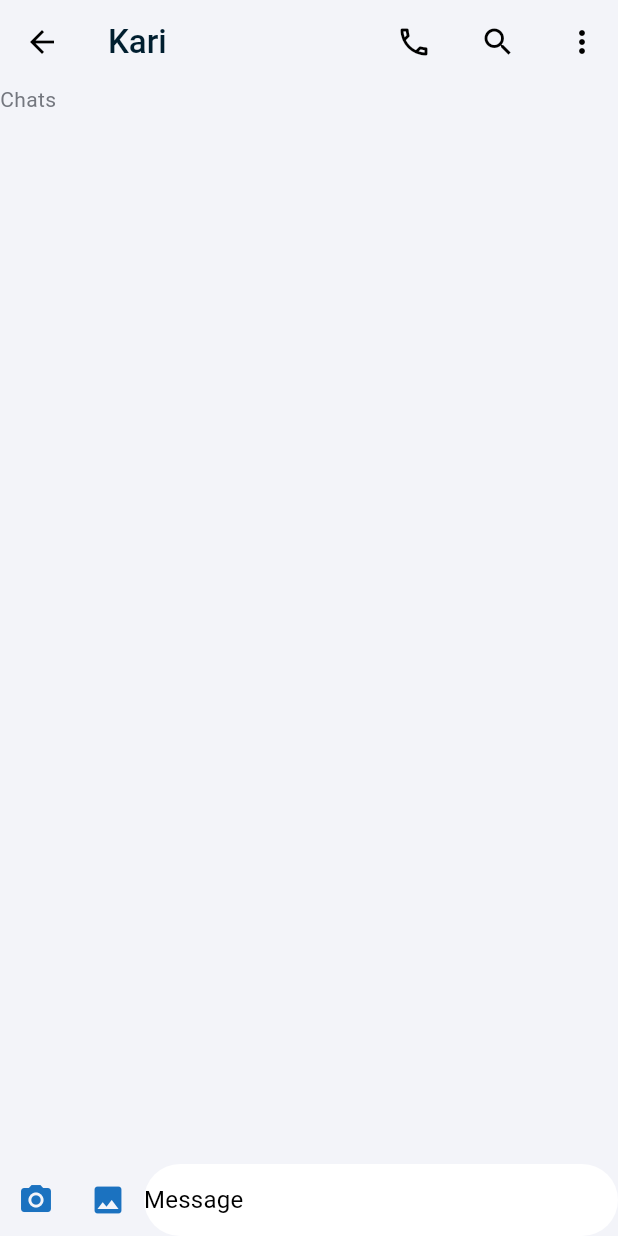
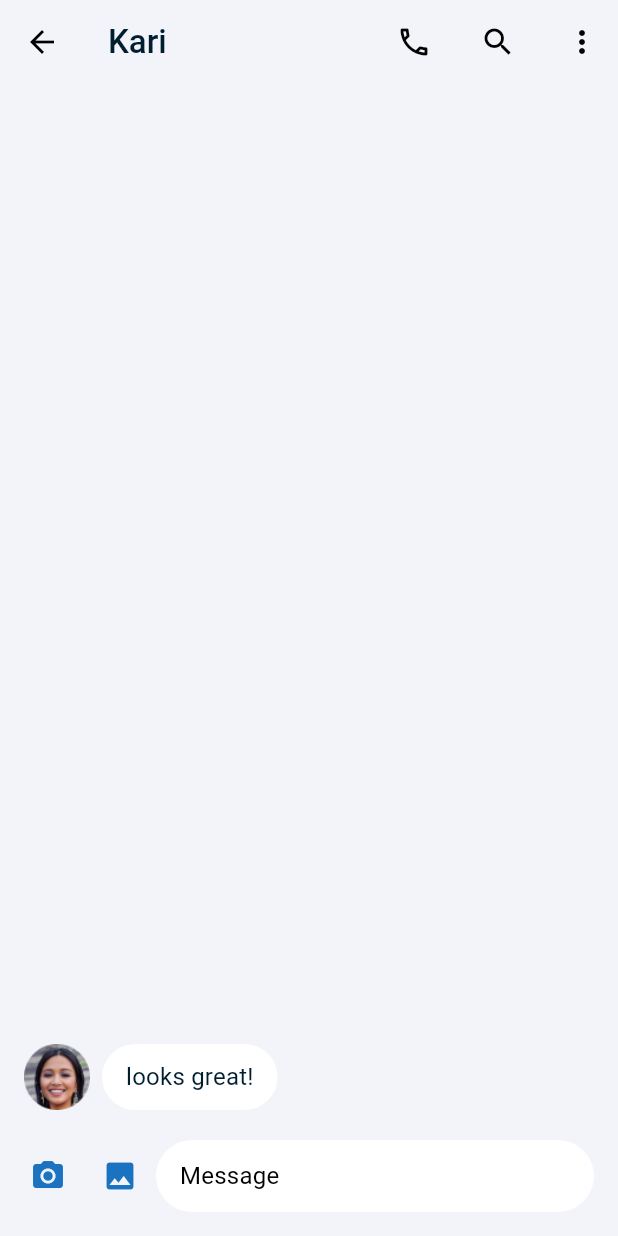
Before and after one commit to samuelBaz/message_app, a Flutter app: the screen it shows after launch, after a tap on "Kari", on a phone screen of 412 x 824 dp. Run offline on Flutter 3.47's test engine with Material 3 defaults, Android fonts, the phone set to English and light mode, and no system bars.

Commit message:
chats fisnished

```diff
--- a/lib/main.dart
+++ b/lib/main.dart
@@ -23,7 +23,8 @@ class MyApp extends StatelessWidget {
             onPrimaryContainer: Color(0xff001C38),
             surface: Color(0xffF3F4F9),
             surfaceVariant: Color(0xffEFF1F8),
-            background: Color(0xffFCFCFF)),
+            background: Color(0xffFCFCFF),
+            secondary: Color(0xff001E2F)),
         textTheme: const TextTheme(
             bodyLarge: TextStyle(
               fontFamily: "Roboto",
@@ -61,7 +62,8 @@ class MyApp extends StatelessWidget {
             onPrimaryContainer: Color(0xffD7E2FF),
             surface: Color(0xff13232C),
             surfaceVariant: Color(0xff1E2A32),
-            background: Color(0xff0E181E)),
+            background: Color(0xff0E181E),
+            secondary: Color(0xffE0F1FF)),
         useMaterial3: true,
       ),
       home: const MyHomePage(title: 'Flutter Demo Home Page'),
--- a/lib/models/ChatModel.dart
+++ b/lib/models/ChatModel.dart
@@ -2,9 +2,12 @@ import 'package:message_app/models/MessageModel.dart';
 
 class ChatModel {
   String name;
+  String phone;
   MessageModel lastMessage;
   String avatar;
   int noRead;
+  List<MessageModel> messages;
 
-  ChatModel(this.name, this.lastMessage, this.avatar, this.noRead);
+  ChatModel(this.name, this.phone, this.lastMessage, this.avatar, this.noRead,
+      this.messages);
 }
--- a/lib/models/MessageModel.dart
+++ b/lib/models/MessageModel.dart
@@ -1,5 +1,6 @@
 class MessageModel {
+  bool send;
   String message;
   String date;
-  MessageModel(this.message, this.date);
+  MessageModel(this.message, this.date, this.send);
 }
--- a/lib/screens/chat_screen.dart
+++ b/lib/screens/chat_screen.dart
@@ -1,5 +1,9 @@
 import 'package:flutter/material.dart';
 import 'package:message_app/models/ChatModel.dart';
+import 'package:message_app/models/MessageModel.dart';
+import 'package:message_app/screens/profile_screen.dart';
+import 'package:message_app/widgets/message_received.dart';
+import 'package:message_app/widgets/message_send.dart';
 
 class ChatScreen extends StatefulWidget {
   final ChatModel chat;
@@ -24,9 +28,18 @@ class _ChatScreenState extends State<ChatScreen> {
             backgroundColor: isDarkMode
                 ? theme.colorScheme.background
                 : theme.colorScheme.surface,
-            title: Text(
-              widget.chat.name,
-              style: theme.textTheme.titleLarge,
+            title: InkWell(
+              onTap: () => {
+                Navigator.push(
+                    context,
+                    MaterialPageRoute(
+                      builder: (context) => ProfileScreen(chat: widget.chat),
+                    ))
+              },
+              child: Text(
+                widget.chat.name,
+                style: theme.textTheme.titleLarge,
+              ),
             ),
             actions: [
               IconButton(
@@ -50,14 +63,21 @@ class _ChatScreenState extends State<ChatScreen> {
           children: [
             Expanded(
               child: SizedBox.expand(
-                child: ListView(
-                  children: [
-                    Text("Chats"),
-                  ],
-                ),
-              ),
+                  child: ListView.builder(
+                padding: EdgeInsets.symmetric(horizontal: 16),
+                reverse: true,
+                itemBuilder: (context, index) {
+                  MessageModel messageModel = widget.chat.messages[index];
+                  return messageModel.send
+                      ? MessageSend(message: messageModel)
+                      : MessageReceived(
+                          message: messageModel, avatar: widget.chat.avatar);
+                },
+                itemCount: widget.chat.messages.length,
+              )),
             ),
             Container(
+              padding: EdgeInsets.only(left: 8, top: 16, bottom: 16, right: 16),
               child: Row(
                 children: [
                   IconButton(
@@ -78,12 +98,17 @@ class _ChatScreenState extends State<ChatScreen> {
                         color: isDarkMode
                             ? theme.colorScheme.surface
                             : Colors.white,
-                        shape: RoundedRectangleBorder(
+                        shape: const RoundedRectangleBorder(
                             borderRadius:
                                 BorderRadius.all(Radius.circular(32)))),
-                    child: TextField(
+                    child: const TextField(
+                      maxLines: 2,
+                      minLines: 1,
                       decoration: InputDecoration(
-                          hintText: "Message", border: InputBorder.none),
+                          contentPadding: EdgeInsets.symmetric(
+                              horizontal: 16, vertical: 10),
+                          hintText: "Message",
+                          border: InputBorder.none),
                     ),
                   ))
                 ],
--- /dev/null
+++ b/lib/widgets/message_received.dart
@@ -0,0 +1,49 @@
+import 'package:flutter/material.dart';
+import 'package:message_app/models/MessageModel.dart';
+
+class MessageReceived extends StatefulWidget {
+  final MessageModel message;
+  final String avatar;
+  const MessageReceived(
+      {super.key, required this.message, required this.avatar});
+
+  @override
+  State<MessageReceived> createState() => _MessageReceivedState();
+}
+
+class _MessageReceivedState extends State<MessageReceived> {
+  @override
+  Widget build(BuildContext context) {
+    final ThemeData theme = Theme.of(context);
+    bool isDarkMode =
+        MediaQuery.of(context).platformBrightness == Brightness.dark;
+
+    return Container(
+      margin: EdgeInsets.symmetric(vertical: 4),
+      child: Row(children: [
+        Container(
+          margin: EdgeInsets.only(right: 8),
+          width: 44,
+          height: 44,
+          alignment: Alignment.center,
+          child: Image.asset(
+            widget.avatar,
+            fit: BoxFit.cover,
+          ),
+        ),
+        Container(
+          padding: EdgeInsets.symmetric(horizontal: 16, vertical: 10),
+          decoration: ShapeDecoration(
+              shape: const RoundedRectangleBorder(
+                  borderRadius: BorderRadius.all(Radius.circular(22))),
+              color: isDarkMode ? theme.colorScheme.surface : Colors.white),
+          child: Text(
+            widget.message.message,
+            style: theme.textTheme.bodyLarge!
+                .copyWith(color: theme.colorScheme.secondary),
+          ),
+        )
+      ]),
+    );
+  }
+}
```
Also changed, not shown: lib/screens/chats_screen.dart (+46 -12 lines), lib/screens/contacts_screen.dart (+37 -4 lines), lib/screens/profile_screen.dart (added, +187 -0 lines), lib/widgets/message_send.dart (added, +36 -0 lines), assets/Ellipse 15.svg (deleted), assets/Ellipse 16.svg (deleted), assets/Ellipse 17.svg (deleted), assets/Ellipse 18.svg (deleted), assets/Ellipse 19.svg (deleted), assets/Ellipse 20.svg (deleted), assets/Ellipse15.svg (deleted).
